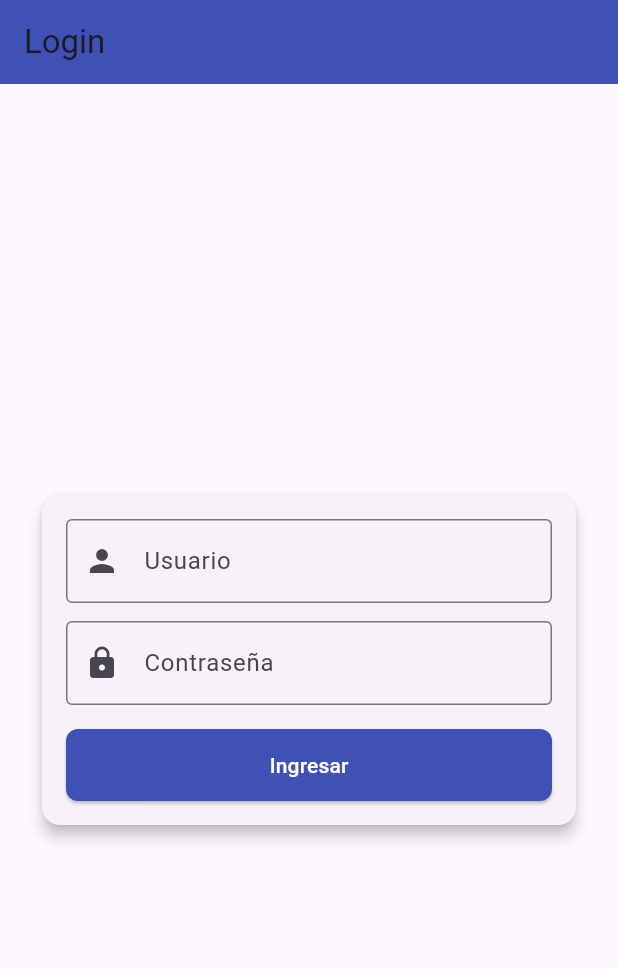
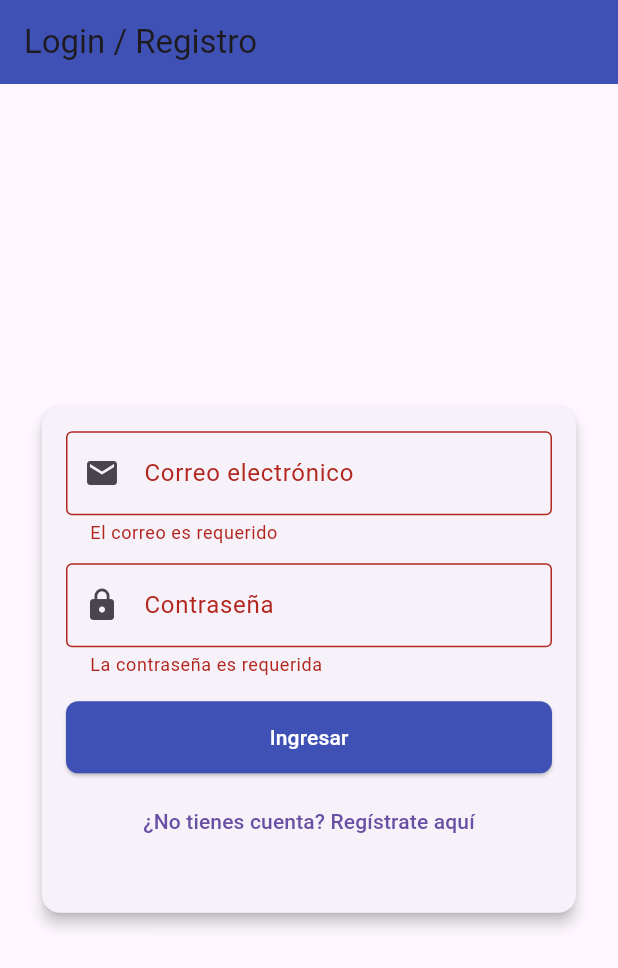
Before and after one commit to arielTorricos/agenda_movil_ariel_torricos, a Flutter app: the screen it shows after launch, after a tap on "Ingresar", on a phone screen of 412 x 824 dp. Shown: the top 968 px of the screen. Run offline on Flutter 3.47's test engine with Material 3 defaults, Android fonts, the phone set to English and light mode, and no system bars; our stand-ins replace firebase_auth, firebase_core; accounts and stored records are empty.

Commit message:
agradado de registro de usuarios y readmin com captura de imagenes

```diff
--- a/lib/login_page.dart
+++ b/lib/login_page.dart
@@ -1,6 +1,8 @@
 import 'package:flutter/material.dart';
 import 'package:firebase_core/firebase_core.dart';
 import 'package:firebase_auth/firebase_auth.dart';
+import 'package:http/http.dart' as http;
+import 'register_page.dart';
 
 class LoginPage extends StatefulWidget {
   const LoginPage({super.key});
@@ -9,15 +11,30 @@ class LoginPage extends StatefulWidget {
   State<LoginPage> createState() => _LoginPageState();
 }
 
-class _LoginPageState extends State<LoginPage> {
-  final _userController = TextEditingController();
-  final _passController = TextEditingController();
-  String status = "Not signed in";
+class _LoginPageState extends State<LoginPage>
+    with SingleTickerProviderStateMixin {
+  final _loginFormKey = GlobalKey<FormState>();
+  final _registerFormKey = GlobalKey<FormState>();
+
+  // Login controllers
+  final _loginEmailController = TextEditingController();
+  final _loginPassController = TextEditingController();
+
+  // Register controllers
+  final _nameController = TextEditingController();
+  final _ageController = TextEditingController();
+  final _registerEmailController = TextEditingController();
+  final _registerPassController = TextEditingController();
+  final _repeatPassController = TextEditingController();
+
+  String status = "";
+  late TabController _tabController;
 
   @override
   void initState() {
     super.initState();
     _initializeFirebase();
+    _tabController = TabController(length: 2, vsync: this);
   }
 
   Future<void> _initializeFirebase() async {
@@ -26,18 +43,35 @@ class _LoginPageState extends State<LoginPage> {
 
   @override
   void dispose() {
-    _userController.dispose();
-    _passController.dispose();
+    _loginEmailController.dispose();
+    _loginPassController.dispose();
+    _nameController.dispose();
+    _ageController.dispose();
+    _registerEmailController.dispose();
+    _registerPassController.dispose();
+    _repeatPassController.dispose();
+    _tabController.dispose();
     super.dispose();
   }
 
+  // Login con email y contraseña
   void _login() async {
-    // Puedes agregar validaciones aquí si lo deseas
+    if (!_loginFormKey.currentState!.validate()) return;
     try {
-      await FirebaseAuth.instance.signInAnonymously();
+      await FirebaseAuth.instance.signInWithEmailAndPassword(
+        email: _loginEmailController.text.trim(),
+        password: _loginPassController.text,
+      );
+
+      if (!mounted) return;
       setState(() {
-        status = "Signed in anonymously";
+        status = "Signed in";
       });
+      // final response = await http.get(
+      //   Uri.parse('http://192.168.0.10:8400/'),
+      //   headers: {'accept': '*/*'},
+      // );
+      // print('Respuesta del servidor: ${response.body}');
       Navigator.pushReplacementNamed(context, '/agenda');
     } catch (e) {
       setState(() {
@@ -46,11 +80,25 @@ class _LoginPageState extends State<LoginPage> {
     }
   }
 
+  String? _validateEmail(String? value) {
+    if (value == null || value.isEmpty) return 'El correo es requerido';
+    if (!RegExp(r'^[\w-\.]+@[\w-]+\.[a-zA-Z]{2,}$').hasMatch(value)) {
+      return 'Correo electrónico inválido';
+    }
+    return null;
+  }
+
+  String? _validatePassword(String? value) {
+    if (value == null || value.isEmpty) return 'La contraseña es requerida';
+    if (value.length < 6) return 'Mínimo 6 caracteres';
+    return null;
+  }
+
   @override
   Widget build(BuildContext context) {
     return Scaffold(
       appBar: AppBar(
-        title: const Text('Login'),
+        title: const Text('Login / Registro'),
         backgroundColor: Colors.indigo,
       ),
       body: Center(
@@ -63,26 +111,31 @@ class _LoginPageState extends State<LoginPage> {
             ),
             child: Padding(
               padding: const EdgeInsets.all(16.0),
+              child: Form(
+                key: _loginFormKey,
                 child: Column(
                   mainAxisSize: MainAxisSize.min,
                   children: [
                     TextFormField(
-                    controller: _userController,
+                      controller: _loginEmailController,
                       decoration: const InputDecoration(
-                      labelText: 'Usuario',
-                      prefixIcon: Icon(Icons.person),
+                        labelText: 'Correo electrónico',
+                        prefixIcon: Icon(Icons.email),
                         border: OutlineInputBorder(),
                       ),
+                      keyboardType: TextInputType.emailAddress,
+                      validator: _validateEmail,
                     ),
                     const SizedBox(height: 12),
                     TextFormField(
-                    controller: _passController,
+                      controller: _loginPassController,
                       decoration: const InputDecoration(
                         labelText: 'Contraseña',
                         prefixIcon: Icon(Icons.lock),
                         border: OutlineInputBorder(),
                       ),
                       obscureText: true,
+                      validator: _validatePassword,
                     ),
                     const SizedBox(height: 16),
                     SizedBox(
@@ -100,7 +153,21 @@ class _LoginPageState extends State<LoginPage> {
                         child: const Text('Ingresar'),
                       ),
                     ),
+                    const SizedBox(height: 8),
+                    // Botón para ir a registro
+                    TextButton(
+                      onPressed: () {
+                        Navigator.push(
+                          context,
+                          MaterialPageRoute(
+                              builder: (context) => const RegisterPage()),
+                        );
+                      },
+                      child: const Text('¿No tienes cuenta? Regístrate aquí'),
+                    ),
+                    Text(status, style: const TextStyle(color: Colors.red)),
                   ],
+                ),
               ),
             ),
           ),
--- a/pubspec.yaml
+++ b/pubspec.yaml
@@ -11,6 +11,7 @@ dependencies:
     sdk: flutter
   firebase_core: ^3.15.2
   firebase_auth: ^5.7.0
+  http: ^1.4.0
 
 dev_dependencies:
   flutter_test:
```
Also changed, not shown: lib/register_page.dart (added, +208 -0 lines), assets/images/agenda.png (added), assets/images/login.png (added), assets/images/registro.png (added), pubspec.lock, 1 other file. Lines whose indentation alone changed are shown as unchanged.
